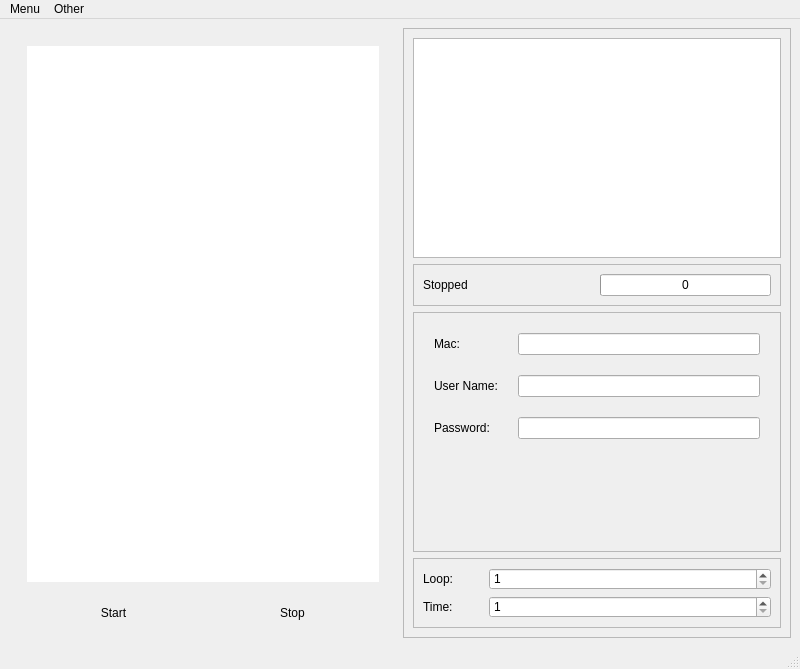
Qt form wpoium/ui/autotest_wig.ui (elihe999/LAN-autotest-webium) before a commit.
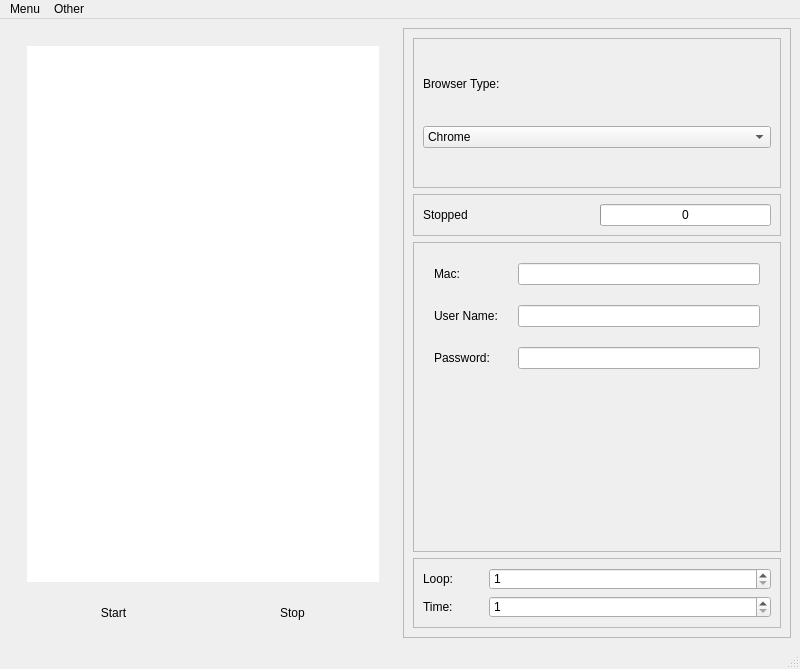
The same form after that commit.

Commit message: <chore> change folder

The edit to the form file:
```diff
--- a/wpoium/ui/autotest_wig.ui
+++ b/wpoium/ui/autotest_wig.ui
@@ -96,19 +96,48 @@
       </property>
       <layout class="QVBoxLayout" name="verticalLayout_3">
        <item>
-        <widget class="QTextBrowser" name="logBrowser">
-         <property name="sizePolicy">
-          <sizepolicy hsizetype="Expanding" vsizetype="Fixed">
-           <horstretch>0</horstretch>
-           <verstretch>0</verstretch>
-          </sizepolicy>
-         </property>
+        <widget class="QFrame" name="frame">
          <property name="minimumSize">
           <size>
            <width>0</width>
-           <height>220</height>
+           <height>150</height>
           </size>
          </property>
+         <property name="frameShape">
+          <enum>QFrame::StyledPanel</enum>
+         </property>
+         <property name="frameShadow">
+          <enum>QFrame::Raised</enum>
+         </property>
+         <layout class="QVBoxLayout" name="verticalLayout_4">
+          <item>
+           <widget class="QLabel" name="label">
+            <property name="sizePolicy">
+             <sizepolicy hsizetype="Preferred" vsizetype="Fixed">
+              <horstretch>0</horstretch>
+              <verstretch>0</verstretch>
+             </sizepolicy>
+            </property>
+            <property name="text">
+             <string>Browser Type:</string>
+            </property>
+           </widget>
+          </item>
+          <item>
+           <widget class="QComboBox" name="comboBoxBrowser">
+            <item>
+             <property name="text">
+              <string>Chrome</string>
+             </property>
+            </item>
+            <item>
+             <property name="text">
+              <string>Chrome-Background</string>
+             </property>
+            </item>
+           </widget>
+          </item>
+         </layout>
         </widget>
        </item>
        <item>
```
The commit also changes 2 other files.
